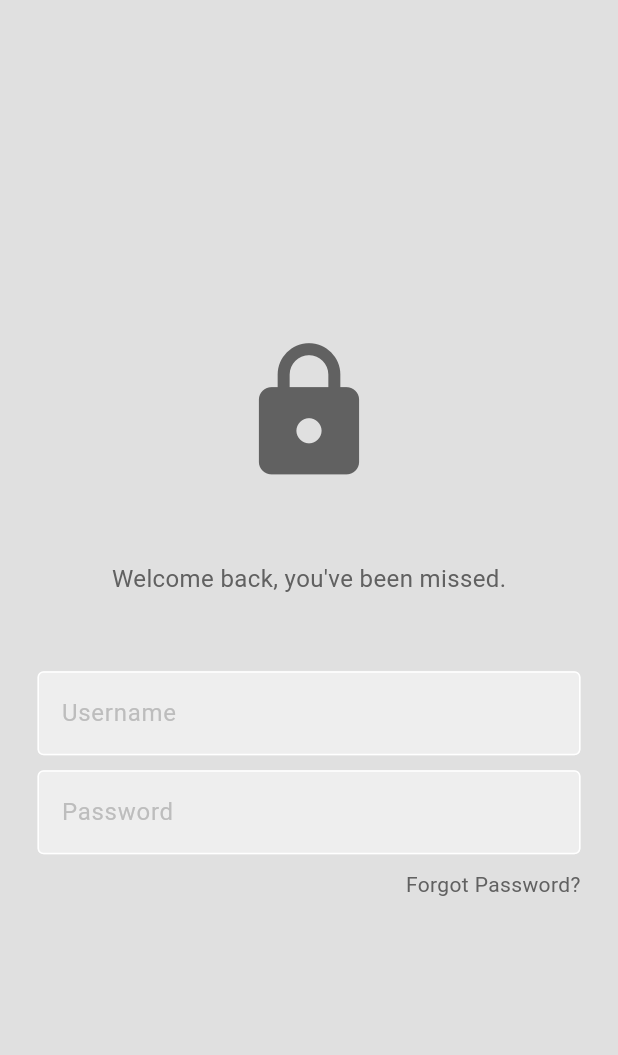
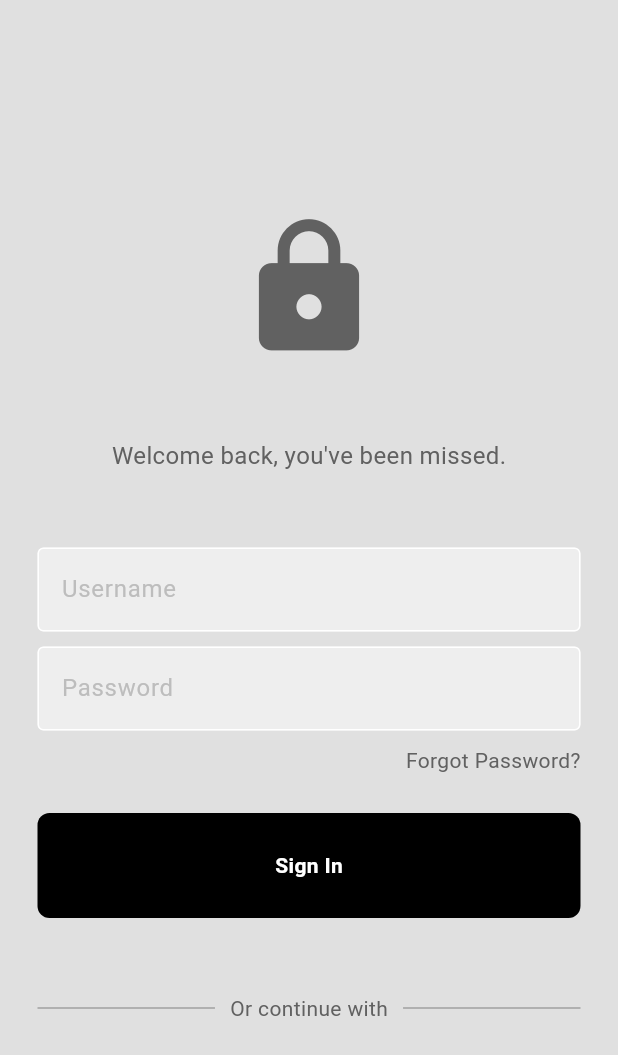
Before and after one commit to alexmortelsison/Auth, a Flutter app: the screen it shows after launch, on a phone screen of 412 x 824 dp. Shown: the top 1055 px of the screen. Run offline on Flutter 3.47's test engine with Material 3 defaults, Android fonts, the phone set to English and light mode, and no system bars.

Commit message:
updated UI

```diff
--- /dev/null
+++ b/lib/components/my_button.dart
@@ -0,0 +1,33 @@
+import 'package:flutter/material.dart';
+
+class MyButton extends StatelessWidget {
+  final void Function()? onTap;
+  const MyButton({
+    super.key,
+    required this.onTap,
+  });
+
+  @override
+  Widget build(BuildContext context) {
+    return GestureDetector(
+      onTap: onTap,
+      child: Container(
+        margin: const EdgeInsets.symmetric(horizontal: 25),
+        padding: const EdgeInsets.all(25),
+        decoration: BoxDecoration(
+          color: Colors.black,
+          borderRadius: BorderRadius.circular(8),
+        ),
+        child: Center(
+          child: Text(
+            'Sign In',
+            style: TextStyle(
+              color: Theme.of(context).colorScheme.secondary,
+              fontWeight: FontWeight.bold,
+            ),
+          ),
+        ),
+      ),
+    );
+  }
+}
--- a/lib/pages/auth_page.dart
+++ b/lib/pages/auth_page.dart
@@ -1,3 +1,4 @@
+import 'package:auth/components/my_button.dart';
 import 'package:flutter/material.dart';
 
 import '../components/my_textfield.dart';
@@ -7,6 +8,8 @@ class AuthPage extends StatelessWidget {
 
   final userNameController = TextEditingController();
   final passwordController = TextEditingController();
+
+  void signInUser() {}
 
   @override
   Widget build(BuildContext context) {
@@ -55,7 +58,38 @@ class AuthPage extends StatelessWidget {
                 ),
               ],
             ),
-          )
+          ),
+          const SizedBox(height: 25),
+          MyButton(onTap: signInUser),
+          const SizedBox(height: 50),
+          Padding(
+            padding: const EdgeInsets.symmetric(horizontal: 25),
+            child: Row(
+              children: [
+                Expanded(
+                  child: Divider(
+                    thickness: 0.5,
+                    color: Theme.of(context).colorScheme.inversePrimary,
+                  ),
+                ),
+                Padding(
+                  padding: const EdgeInsets.symmetric(horizontal: 10),
+                  child: Text(
+                    'Or continue with',
+                    style: TextStyle(
+                      color: Theme.of(context).colorScheme.inversePrimary,
+                    ),
+                  ),
+                ),
+                Expanded(
+                  child: Divider(
+                    thickness: 0.5,
+                    color: Theme.of(context).colorScheme.inversePrimary,
+                  ),
+                ),
+              ],
+            ),
+          ),
         ],
       ),
     );
```
